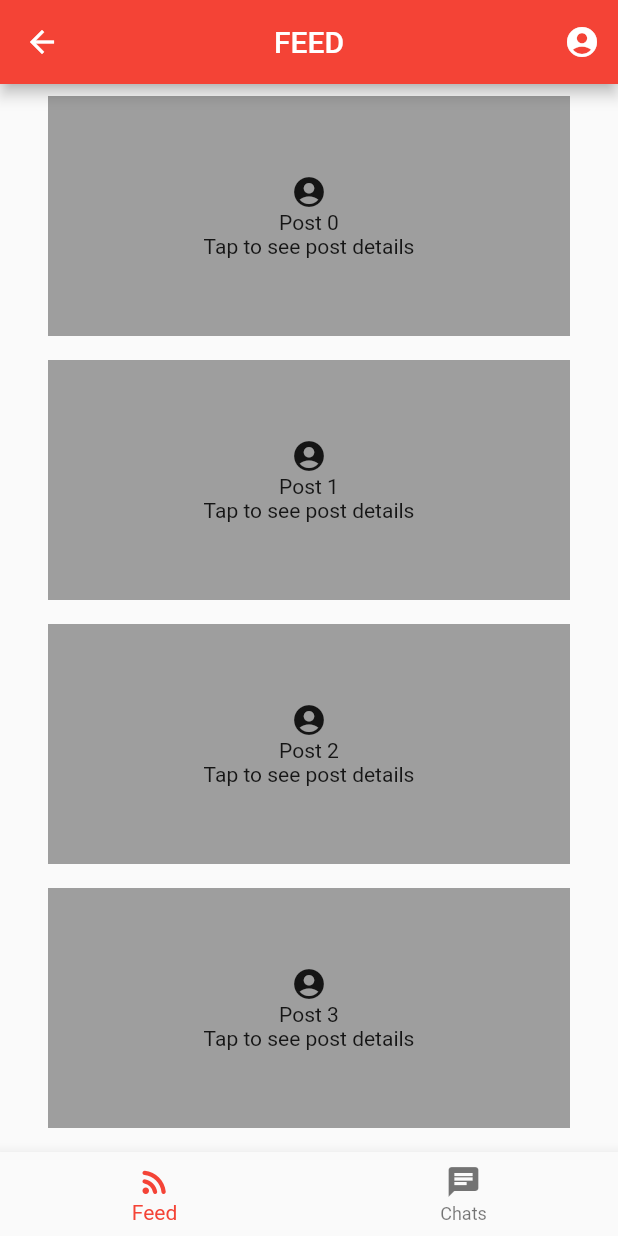
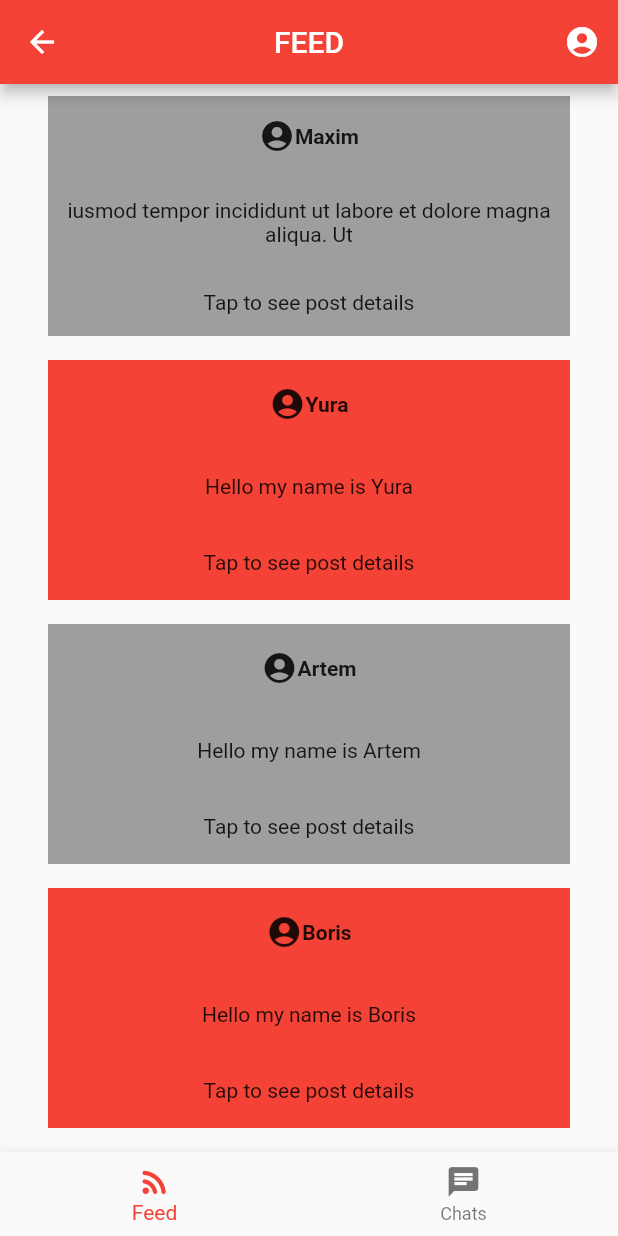
Before and after one commit to maximcore/fire_chat, a Flutter app: the HomePage screen opened by its route, on a phone screen of 412 x 824 dp. Run offline on Flutter 3.47's test engine with Material 2 defaults, Android fonts, the phone set to English and light mode, and no system bars; our stand-ins replace bloc, device_preview, flutter_bloc.

```diff
--- /dev/null
+++ b/lib/blocs/posts_bloc/posts_bloc.dart
@@ -0,0 +1,35 @@
+import 'package:bloc/bloc.dart';
+import 'package:fire_chat/blocs/posts_bloc/posts_bloc_state.dart';
+import 'package:fire_chat/blocs/posts_bloc/posts_events.dart';
+import 'package:fire_chat/data/repositories/posts_repository.dart';
+import 'package:fire_chat/widgets/models/post.dart';
+
+class PostsBloc extends Bloc<PostsEvent, PostsBlocState> {
+  PostsBloc(this._repository)
+      : super(
+          PostsBlocState(status: PostsBlocStatus.initial),
+        ) {
+    on<FetchingDataEvent>((event, emit) async {
+      emit(
+        PostsBlocState(
+          status: PostsBlocStatus.loading,
+        ),
+      );
+      final posts = await processPosts();
+      emit(PostsBlocState(status: PostsBlocStatus.ready, posts: posts));
+    });
+    on<ErrorEvent>((event, emit) {
+      emit(
+        PostsBlocState(status: PostsBlocStatus.error),
+      );
+    });
+  }
+
+  final PostsRepository _repository;
+
+  Future<List<Post>?> processPosts() async {
+    try {
+      return await _repository.fetchPosts();
+    } catch (e) {}
+  }
+}
--- /dev/null
+++ b/lib/blocs/posts_bloc/posts_bloc_state.dart
@@ -0,0 +1,10 @@
+import 'package:fire_chat/widgets/models/post.dart';
+
+enum PostsBlocStatus { initial, loading, ready, error }
+
+class PostsBlocState {
+  PostsBlocState({this.posts, required this.status});
+
+  final List<Post>? posts;
+  final PostsBlocStatus status;
+}
--- /dev/null
+++ b/lib/blocs/posts_bloc/posts_events.dart
@@ -0,0 +1,5 @@
+abstract class PostsEvent {}
+
+class FetchingDataEvent extends PostsEvent {}
+
+class ErrorEvent extends PostsEvent {}
--- /dev/null
+++ b/lib/data/repositories/posts_repository.dart
@@ -0,0 +1,68 @@
+import 'package:fire_chat/widgets/models/post.dart';
+
+class PostsRepository {
+  PostsRepository._();
+
+  static final PostsRepository _instance = PostsRepository._();
+
+  static PostsRepository get instance => _instance;
+
+  Future<List<Post>> fetchPosts() async {
+    await Future<void>.delayed(const Duration(seconds: 1));
+    return posts;
+  }
+
+  final List<Post> posts = [
+    Post(
+      username: 'Maxim',
+      description:
+          'iusmod tempor incididunt ut labore et dolore magna aliqua. Ut ',
+    ),
+    Post(
+      username: 'Yura',
+      description: 'Hello my name is Yura',
+    ),
+    Post(
+      username: 'Artem',
+      description: 'Hello my name is Artem',
+    ),
+    Post(
+      username: 'Boris',
+      description: 'Hello my name is Boris',
+    ),
+    Post(
+      username: 'Artem',
+      description:
+          'Lorem ipsum dolor sit amet, consectetur adipiscing elit, sed do ',
+    ),
+    Post(
+      username: 'Artem',
+      description:
+          'Lorem ipsum dolor sit amet, consectetur adipiscing elit, sed do ',
+    ),
+    Post(
+      username: 'Boris',
+      description:
+          'iusmod tempor incididunt ut labore et dolore magna aliqua. Ut ',
+    ),
+    Post(
+      username: 'Boris',
+      description:
+          'iusmod tempor incididunt ut labore et dolore magna aliqua. Ut ',
+    ),
+    Post(
+      username: 'Maxim',
+      description: 'Hello my name is Maxim',
+    ),
+    Post(
+      username: 'Maxim',
+      description:
+          'iusmod tempor incididunt ut labore et dolore magna aliqua. Ut ',
+    ),
+    Post(
+      username: 'Yura',
+      description:
+          'iusmod tempor incididunt ut labore et dolore magna aliqua. Ut ',
+    ),
+  ];
+}
--- a/lib/main.dart
+++ b/lib/main.dart
@@ -1,7 +1,11 @@
+import 'package:fire_chat/blocs/posts_bloc/posts_bloc.dart';
+import 'package:fire_chat/blocs/posts_bloc/posts_events.dart';
+import 'package:fire_chat/data/repositories/posts_repository.dart';
 import 'package:fire_chat/routing/router.dart';
 import 'package:fire_chat/routing/routes.dart';
 import 'package:fire_chat/theme.dart';
 import 'package:flutter/material.dart';
+import 'package:flutter_bloc/flutter_bloc.dart';
 
 void main() {
   runApp(const MyApp());
@@ -12,12 +16,18 @@ class MyApp extends StatelessWidget {
 
   @override
   Widget build(BuildContext context) {
-    return MaterialApp(
-      title: 'Fire Chat',
-      theme: customAppTheme(),
-      onGenerateRoute: AppRouter.generateRoute,
-      initialRoute: AppRoutes.loginPageRoute,
-      debugShowCheckedModeBanner: false,
+    return BlocProvider(
+      create: (_) => PostsBloc(PostsRepository.instance)
+        ..add(
+          FetchingDataEvent(),
+        ),
+      child: MaterialApp(
+        title: 'Fire Chat',
+        theme: customAppTheme(),
+        onGenerateRoute: AppRouter.generateRoute,
+        initialRoute: AppRoutes.loginPageRoute,
+        debugShowCheckedModeBanner: false,
+      ),
     );
   }
 }
--- a/lib/pages/feed_page.dart
+++ b/lib/pages/feed_page.dart
@@ -1,23 +1,79 @@
-import 'package:fire_chat/widgets/models/post.dart';
+import 'package:fire_chat/blocs/posts_bloc/posts_bloc.dart';
+import 'package:fire_chat/blocs/posts_bloc/posts_bloc_state.dart';
+import 'package:fire_chat/blocs/posts_bloc/posts_events.dart';
 import 'package:flutter/material.dart';
+import 'package:flutter_bloc/flutter_bloc.dart';
 
 class FeedPage extends StatelessWidget {
   const FeedPage({Key? key}) : super(key: key);
 
+  Widget _errorBanner(BuildContext context) {
+    return Column(
+      mainAxisAlignment: MainAxisAlignment.center,
+      crossAxisAlignment: CrossAxisAlignment.stretch,
+      children: [
+        const Text(
+          'Something went wrong, try again',
+          style: TextStyle(
+            color: Colors.black,
+          ),
+          textAlign: TextAlign.center,
+        ),
+        Column(
+          children: [
+            IconButton(
+              onPressed: () {
+                context.read<PostsBloc>().add(FetchingDataEvent());
+              },
+              icon: const Icon(Icons.ac_unit_sharp),
+            ),
+          ],
+        )
+      ],
+    );
+  }
+
+  Widget _postsList(BuildContext context, PostsBlocState state) {
+    return ListView.builder(
+      itemCount: state.posts!.length,
+      itemBuilder: (_, index) {
+        if (index.isOdd) {
+          return state.posts![index]
+            ..onDoubleTap = (context) {
+              context.read<PostsBloc>().add(ErrorEvent());
+            };
+        } else {
+          return state.posts![index]
+            ..onDoubleTap = (context) {}
+            ..color = Colors.grey;
+        }
+      },
+    );
+  }
+
   @override
   Widget build(BuildContext context) {
+    final bloc = BlocProvider.of<PostsBloc>(context);
     return LayoutBuilder(
-      builder: (context, constraints) {
+      builder: (_, constraints) {
         return ConstrainedBox(
           constraints: BoxConstraints(
             minHeight: constraints.maxHeight,
           ),
-          child: ListView.builder(
-            itemCount: 20,
-            itemBuilder: (context, index) {
-              return Post(
-                description: '$index',
-              );
+          child: BlocBuilder<PostsBloc, PostsBlocState>(
+            bloc: bloc,
+            builder: (_, state) {
+              switch (state.status) {
+                case PostsBlocStatus.initial:
+                case PostsBlocStatus.loading:
+                  return const Center(
+                    child: CircularProgressIndicator(),
+                  );
+                case PostsBlocStatus.ready:
+                  return _postsList(context, state);
+                case PostsBlocStatus.error:
+                  return _errorBanner(context);
+              }
             },
           ),
         );
--- a/lib/pages/home_page.dart
+++ b/lib/pages/home_page.dart
@@ -34,7 +34,9 @@ class _HomePageState extends State<HomePage> {
     return Scaffold(
       appBar: AppBar(
         title: Text(
-          _isFeedPage() ? AppLocalization.feedPageTitle : AppLocalization.chatsPageTitle,
+          _isFeedPage()
+              ? AppLocalization.feedPageTitle
+              : AppLocalization.chatsPageTitle,
         ),
         actions: [
           IconButton(
--- a/lib/pages/profile_page.dart
+++ b/lib/pages/profile_page.dart
@@ -1,5 +1,4 @@
 import 'package:fire_chat/string_constants.dart';
-import 'package:fire_chat/widgets/models/post.dart';
 import 'package:flutter/material.dart';
 
 class ProfilePage extends StatelessWidget {
@@ -66,10 +65,6 @@ class ProfilePage extends StatelessWidget {
                 ],
               ),
             ),
-            const Post(),
-            const Post(),
-            const Post(),
-            const Post(),
           ],
         ),
       ),
--- a/lib/widgets/models/post.dart
+++ b/lib/widgets/models/post.dart
@@ -1,39 +1,55 @@
 import 'package:fire_chat/routing/routes.dart';
 import 'package:flutter/material.dart';
 
+//ignore: must_be_immutable
 class Post extends StatelessWidget {
-  const Post({
+  Post({
     Key? key,
+    this.color = Colors.red,
     this.description = '',
-    this.title = 'Post',
+    this.username = 'user',
+    this.onDoubleTap,
   }) : super(key: key);
 
-  final String title;
+  Color color;
+  final String username;
   final String description;
+  void Function(BuildContext context)? onDoubleTap;
 
-  void _onTap(BuildContext context) => Navigator.pushNamed(
-        context,
-        AppRoutes.postDetailsPageRoute,
-      );
+  void _onTap(BuildContext context) =>
+      Navigator.pushNamed(context, AppRoutes.postDetailsPageRoute);
 
   @override
   Widget build(BuildContext context) {
     return GestureDetector(
       onTap: () => _onTap(context),
+      onDoubleTap: () => onDoubleTap!(context),
       child: Container(
         margin: const EdgeInsets.only(top: 8, bottom: 8, left: 32, right: 32),
-        color: Colors.grey,
+        color: color,
         height: 160,
         child: Column(
-          mainAxisAlignment: MainAxisAlignment.center,
+          mainAxisAlignment: MainAxisAlignment.spaceAround,
           children: [
-            const Icon(Icons.account_circle_rounded),
+            Row(
+              mainAxisAlignment: MainAxisAlignment.center,
+              children: [
+                const Icon(Icons.account_circle_rounded),
+                Text(
+                  username,
+                  style: const TextStyle(
+                    fontWeight: FontWeight.bold,
+                  ),
+                ),
+              ],
+            ),
             Text(
-              '$title $description',
+              description,
+              textAlign: TextAlign.center,
             ),
             const Text(
               'Tap to see post details',
-            )
+            ),
           ],
         ),
       ),
--- a/pubspec.yaml
+++ b/pubspec.yaml
@@ -33,6 +33,7 @@ dependencies:
 
   # The following adds the Cupertino Icons font to your application.
   # Use with the CupertinoIcons class for iOS style icons.
+  flutter_bloc: ^8.0.0
   cupertino_icons: ^1.0.2
   device_preview: ^1.0.0
 
```
Also changed, not shown: pubspec.lock.
